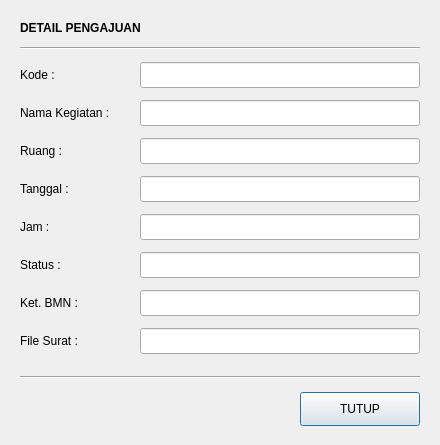
Qt form ui/detail_riwayat.ui (Ariel-F-S/SistemPeminjamanRuangPolinemaKampusKediri) before a commit.
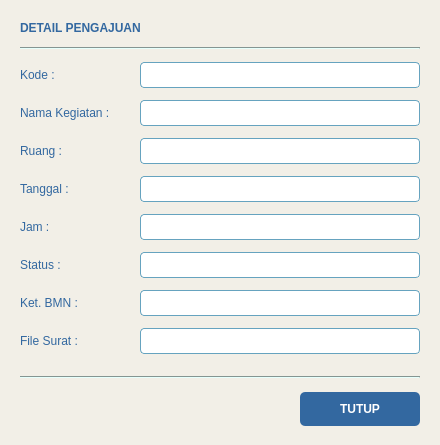
The same form after that commit. Icons and pictures are not drawn.

```diff
--- a/ui/detail_riwayat.ui
+++ b/ui/detail_riwayat.ui
@@ -17,6 +17,11 @@
    <iconset>
     <normaloff>icons/app.png</normaloff>icons/app.png</iconset>
   </property>
+  <property name="styleSheet">
+   <string notr="true">QDialog#DetailRiwayat {
+    background-color: #F2EFE7;
+}</string>
+  </property>
   <property name="modal">
    <bool>true</bool>
   </property>
@@ -31,10 +36,12 @@
    </property>
    <property name="font">
     <font>
-     <weight>75</weight>
      <bold>true</bold>
     </font>
    </property>
+   <property name="styleSheet">
+    <string notr="true">color: #3368A0;</string>
+   </property>
    <property name="text">
     <string>DETAIL PENGAJUAN</string>
    </property>
@@ -48,6 +55,9 @@
      <height>2</height>
     </rect>
    </property>
+   <property name="styleSheet">
+    <string notr="true">background-color: #C8DFDB;</string>
+   </property>
    <property name="frameShape">
     <enum>QFrame::HLine</enum>
    </property>
@@ -64,6 +74,9 @@
      <height>26</height>
     </rect>
    </property>
+   <property name="styleSheet">
+    <string notr="true">color: #3368A0;</string>
+   </property>
    <property name="text">
     <string>Kode :</string>
    </property>
@@ -77,6 +90,13 @@
      <height>26</height>
     </rect>
    </property>
+   <property name="styleSheet">
+    <string notr="true">background-color: #FFFFFF;
+color: #3368A0;
+border: 1px solid #66A3BF;
+border-radius: 4px;
+padding-left: 5px;</string>
+   </property>
    <property name="text">
     <string/>
    </property>
@@ -93,6 +113,9 @@
      <height>26</height>
     </rect>
    </property>
+   <property name="styleSheet">
+    <string notr="true">color: #3368A0;</string>
+   </property>
    <property name="text">
     <string>Nama Kegiatan :</string>
    </property>
@@ -106,6 +129,13 @@
      <height>26</height>
     </rect>
    </property>
+   <property name="styleSheet">
+    <string notr="true">background-color: #FFFFFF;
+color: #3368A0;
+border: 1px solid #66A3BF;
+border-radius: 4px;
+padding-left: 5px;</string>
+   </property>
    <property name="text">
     <string/>
    </property>
@@ -122,6 +152,9 @@
      <height>26</height>
     </rect>
    </property>
+   <property name="styleSheet">
+    <string notr="true">color: #3368A0;</string>
+   </property>
    <property name="text">
     <string>Ruang :</string>
    </property>
@@ -135,6 +168,13 @@
      <height>26</height>
     </rect>
    </property>
+   <property name="styleSheet">
+    <string notr="true">background-color: #FFFFFF;
+color: #3368A0;
+border: 1px solid #66A3BF;
+border-radius: 4px;
+padding-left: 5px;</string>
+   </property>
    <property name="text">
     <string/>
    </property>
@@ -151,6 +191,9 @@
      <height>26</height>
     </rect>
    </property>
+   <property name="styleSheet">
+    <string notr="true">color: #3368A0;</string>
+   </property>
    <property name="text">
     <string>Tanggal :</string>
    </property>
@@ -164,6 +207,13 @@
      <height>26</height>
     </rect>
    </property>
+   <property name="styleSheet">
+    <string notr="true">background-color: #FFFFFF;
+color: #3368A0;
+border: 1px solid #66A3BF;
+border-radius: 4px;
+padding-left: 5px;</string>
+   </property>
    <property name="text">
     <string/>
    </property>
@@ -180,6 +230,9 @@
      <height>26</height>
     </rect>
    </property>
+   <property name="styleSheet">
+    <string notr="true">color: #3368A0;</string>
+   </property>
    <property name="text">
     <string>Jam :</string>
    </property>
@@ -193,6 +246,13 @@
      <height>26</height>
     </rect>
    </property>
+   <property name="styleSheet">
+    <string notr="true">background-color: #FFFFFF;
+color: #3368A0;
+border: 1px solid #66A3BF;
+border-radius: 4px;
+padding-left: 5px;</string>
+   </property>
    <property name="text">
     <string/>
    </property>
@@ -209,6 +269,9 @@
      <height>26</height>
     </rect>
    </property>
+   <property name="styleSheet">
+    <string notr="true">color: #3368A0;</string>
+   </property>
    <property name="text">
     <string>Status :</string>
    </property>
@@ -222,6 +285,14 @@
      <height>26</height>
     </rect>
    </property>
+   <property name="styleSheet">
+    <string notr="true">background-color: #FFFFFF;
+color: #3368A0;
+border: 1px solid #66A3BF;
+border-radius: 4px;
+padding-left: 5px;
+font-weight: bold;</string>
+   </property>
    <property name="text">
     <string/>
    </property>
@@ -238,6 +309,9 @@
      <height>26</height>
     </rect>
    </property>
+   <property name="styleSheet">
+    <string notr="true">color: #3368A0;</string>
+   </property>
    <property name="text">
     <string>Ket. BMN :</string>
    </property>
@@ -251,6 +325,13 @@
      <height>26</height>
     </rect>
    </property>
+   <property name="styleSheet">
+    <string notr="true">background-color: #FFFFFF;
+color: #3368A0;
+border: 1px solid #66A3BF;
+border-radius: 4px;
+padding-left: 5px;</string>
+   </property>
    <property name="text">
     <string/>
    </property>
@@ -267,6 +348,9 @@
      <height>26</height>
     </rect>
    </property>
+   <property name="styleSheet">
+    <string notr="true">color: #3368A0;</string>
+   </property>
    <property name="text">
     <string>File Surat :</string>
    </property>
@@ -280,6 +364,13 @@
      <height>26</height>
     </rect>
    </property>
+   <property name="styleSheet">
+    <string notr="true">background-color: #FFFFFF;
+color: #3368A0;
+border: 1px solid #66A3BF;
+border-radius: 4px;
+padding-left: 5px;</string>
+   </property>
    <property name="text">
     <string/>
    </property>
@@ -296,6 +387,9 @@
      <height>2</height>
     </rect>
    </property>
+   <property name="styleSheet">
+    <string notr="true">background-color: #C8DFDB;</string>
+   </property>
    <property name="frameShape">
     <enum>QFrame::HLine</enum>
    </property>
@@ -312,6 +406,17 @@
      <height>34</height>
     </rect>
    </property>
+   <property name="styleSheet">
+    <string notr="true">QPushButton {
+    background-color: #3368A0;
+    color: #FFFFFF;
+    border-radius: 5px;
+    font-weight: bold;
+}
+QPushButton:hover {
+    background-color: #66A3BF;
+}</string>
+   </property>
    <property name="text">
     <string>TUTUP</string>
    </property>
```
